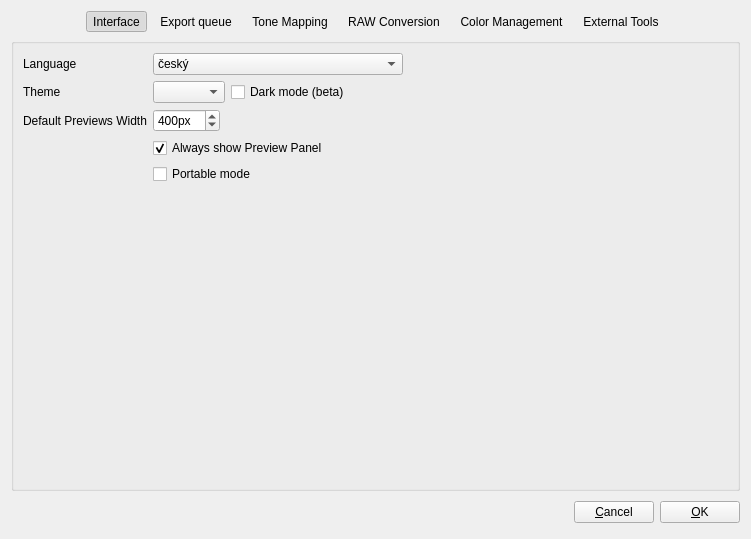
First picture: the form in src/Preferences/PreferencesDialog.ui, repository LuminanceHDR/LuminanceHDR, before the edit.
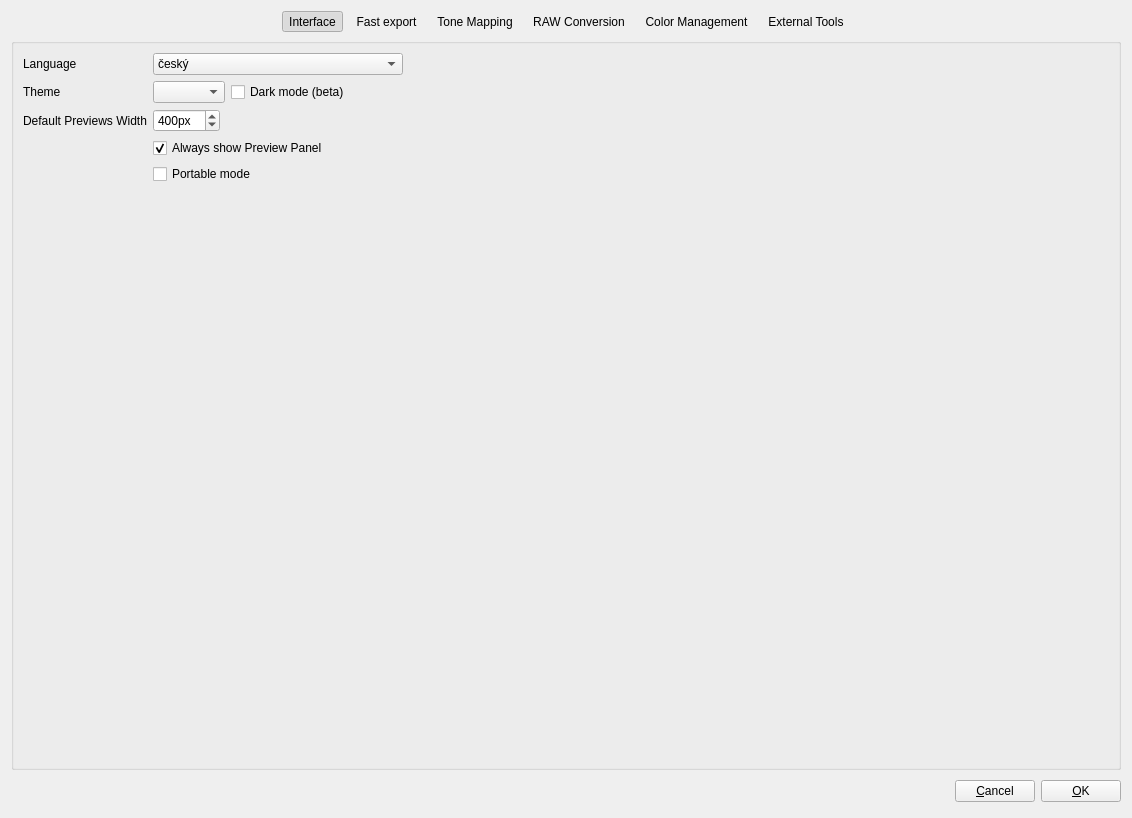
Second picture: the form after the edit. The open tabs and pages were chosen to show the change. Icons and pictures are not drawn.

The edit to the form file:
```diff
--- a/src/Preferences/PreferencesDialog.ui
+++ b/src/Preferences/PreferencesDialog.ui
@@ -6,8 +6,8 @@
    <rect>
     <x>0</x>
     <y>0</y>
-    <width>751</width>
-    <height>539</height>
+    <width>1132</width>
+    <height>818</height>
    </rect>
   </property>
   <property name="sizePolicy">
@@ -202,7 +202,7 @@
      <item row="0" column="2">
       <widget class="QToolButton" name="toolButtonQueue">
        <property name="text">
-        <string>Export queue</string>
+        <string>Fast export</string>
        </property>
        <property name="icon">
         <iconset resource="../../icons.qrc">
```
Left out of the diff: 2 changed lines with no effect on the pictures.
